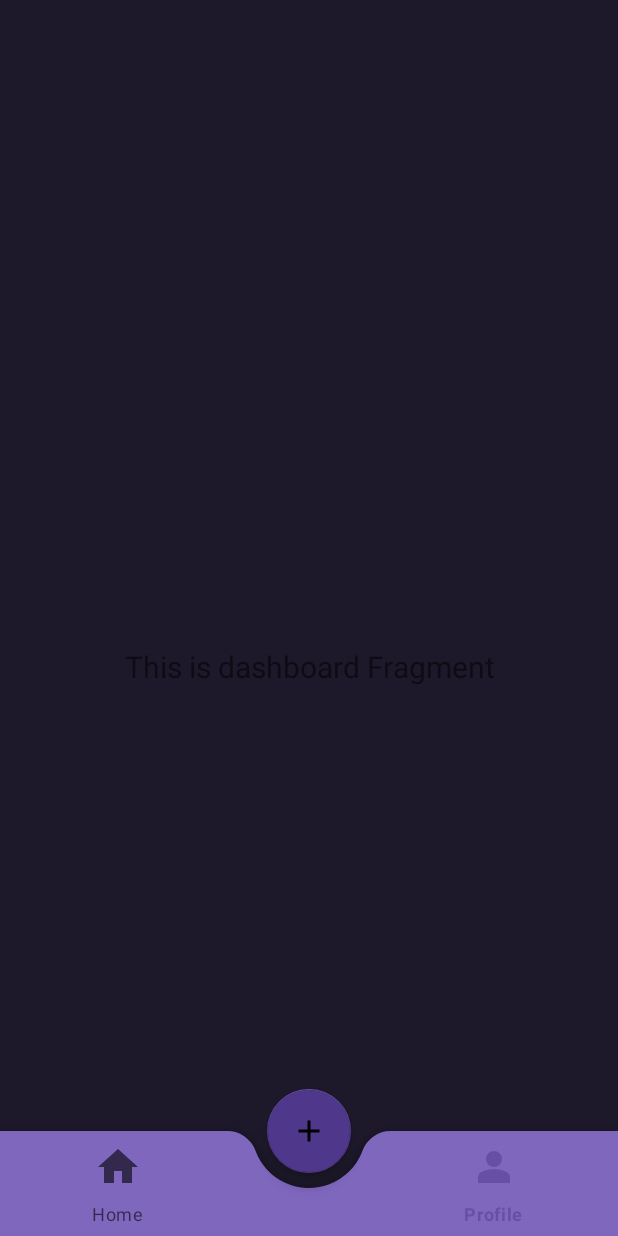
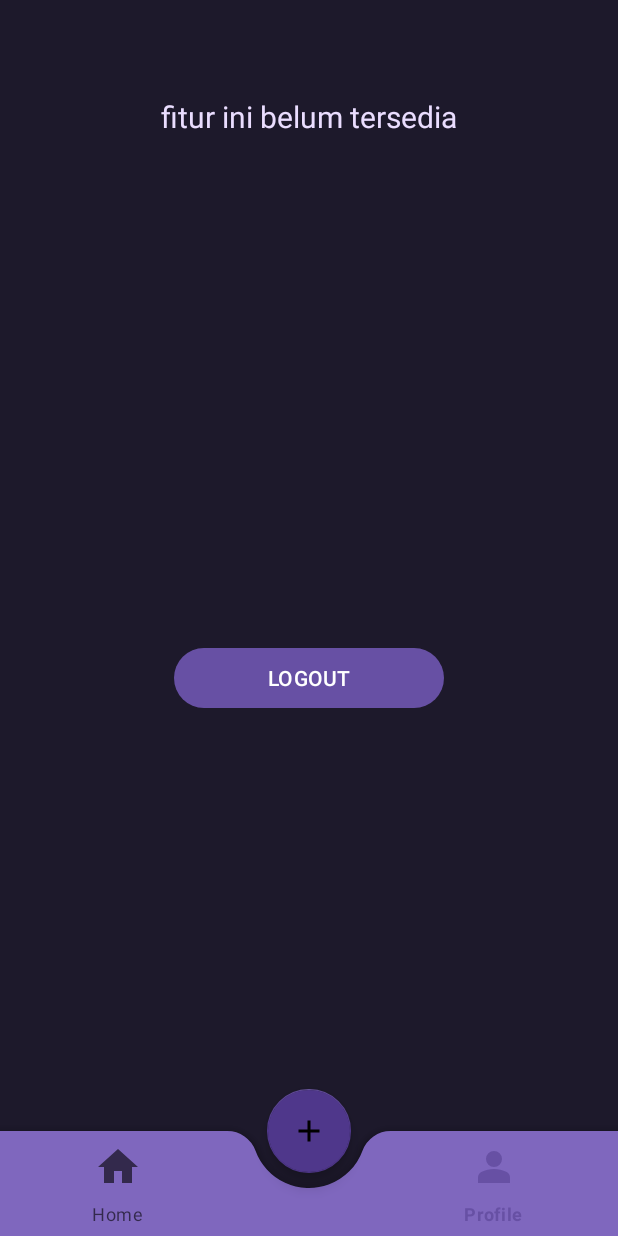
Before and after one commit to Bangkit-Capstone-Project-CH2-PS227/panopticon-mobile-app, an Android app: the ProfileFragment screen opened through its navigation route, on a phone screen of 412 x 824 dp. Run offline under Robolectric (Android 15) with nearby library versions, the light colour scheme and no system bars; our stand-ins replace navigation-ui.

Commit message:
create: profile frag

```diff
--- a/app/src/main/java/com/rizkyizh/panopticon/ui/profile/ProfileViewModel.kt
+++ b/app/src/main/java/com/rizkyizh/panopticon/ui/profile/ProfileViewModel.kt
@@ -7,7 +7,7 @@ import androidx.lifecycle.ViewModel
 class ProfileViewModel : ViewModel() {
 
     private val _text = MutableLiveData<String>().apply {
-        value = "This is dashboard Fragment"
+        value = "fitur ini belum tersedia"
     }
     val text: LiveData<String> = _text
 }
--- a/app/src/main/res/layout/fragment_home.xml
+++ b/app/src/main/res/layout/fragment_home.xml
@@ -92,14 +92,13 @@
     </com.google.android.material.textfield.TextInputLayout>
 
     <Button
-        android:id="@+id/btn_register"
-        style="@style/ButtonColorPrimer"
+        android:id="@+id/btn_join"
         android:layout_width="180dp"
         android:layout_height="wrap_content"
         android:paddingStart="40dp"
         android:paddingEnd="40dp"
         android:layout_marginTop="24dp"
-        android:text="join"
+        android:text="JOIN"
         app:layout_constraintStart_toStartOf="@id/et_layout_token"
         app:layout_constraintEnd_toEndOf="@id/et_layout_token"
         app:layout_constraintTop_toBottomOf="@id/et_layout_token"
--- a/app/src/main/res/layout/fragment_profile.xml
+++ b/app/src/main/res/layout/fragment_profile.xml
@@ -4,6 +4,8 @@
     xmlns:tools="http://schemas.android.com/tools"
     android:layout_width="match_parent"
     android:layout_height="match_parent"
+    android:theme="@style/Theme.Material3.Light.NoActionBar"
+    tools:background="@color/md_theme_light_secondary_10"
     tools:context=".ui.profile.ProfileFragment">
 
     <TextView
@@ -15,8 +17,23 @@
         android:layout_marginEnd="8dp"
         android:textAlignment="center"
         android:textSize="20sp"
-        app:layout_constraintBottom_toBottomOf="parent"
+        android:textColor="@color/md_theme_light_primary_90"
         app:layout_constraintEnd_toEndOf="parent"
         app:layout_constraintStart_toStartOf="parent"
         app:layout_constraintTop_toTopOf="parent" />
+
+    <Button
+        android:id="@+id/btn_logout"
+        android:layout_width="180dp"
+        android:layout_height="wrap_content"
+        android:paddingStart="40dp"
+        android:paddingEnd="40dp"
+        android:layout_marginTop="24dp"
+        android:text="LOGOUT"
+        app:layout_constraintStart_toStartOf="parent"
+        app:layout_constraintEnd_toEndOf="parent"
+        app:layout_constraintBottom_toBottomOf="parent"
+        app:layout_constraintTop_toTopOf="parent"
+
+        />
 </androidx.constraintlayout.widget.ConstraintLayout>
```
